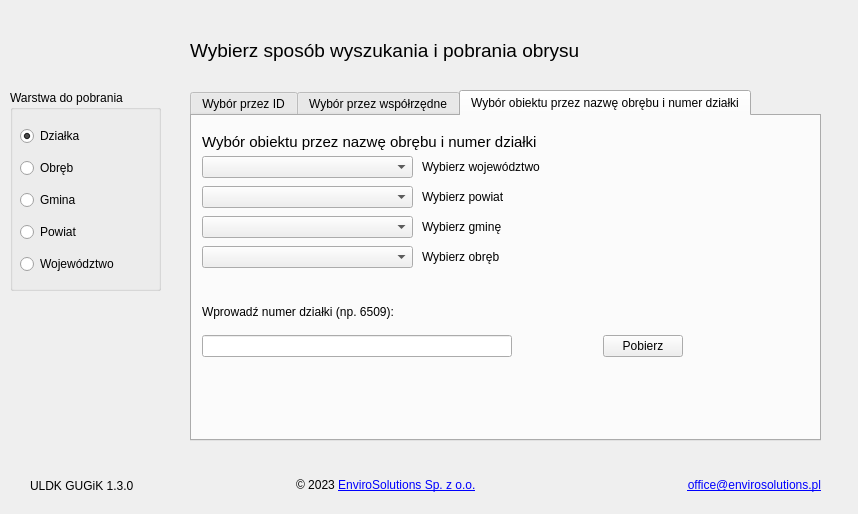
This is uldk_gugik_dialog_base.ui in envirosolutionspl/uldk_gugik as Qt 5 draws it before an edit. The edited form follows.
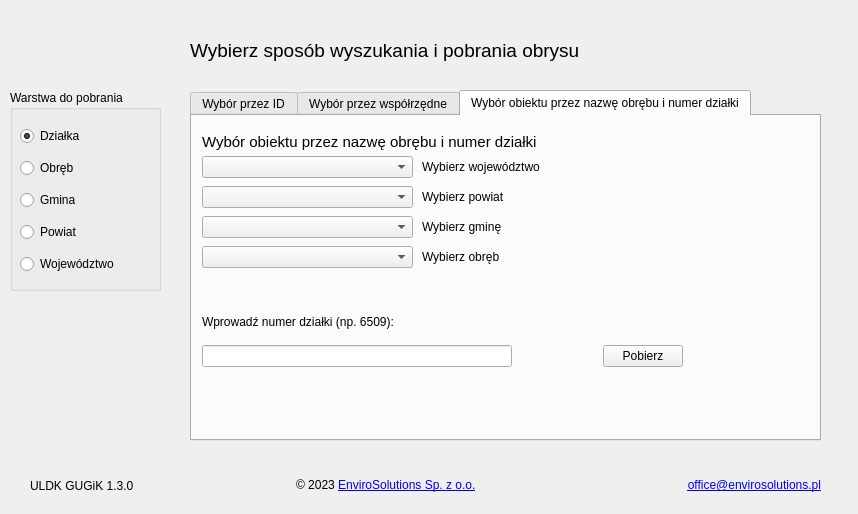
This is the edited form. Icons and pictures are not drawn. Custom widgets are drawn as their Qt base class.

What changed in the file:
```diff
--- a/uldk_gugik_dialog_base.ui
+++ b/uldk_gugik_dialog_base.ui
@@ -440,7 +440,7 @@
      <property name="geometry">
       <rect>
        <x>10</x>
-       <y>170</y>
+       <y>180</y>
        <width>421</width>
        <height>51</height>
       </rect>
@@ -569,7 +569,7 @@
      <property name="geometry">
       <rect>
        <x>10</x>
-       <y>210</y>
+       <y>220</y>
        <width>481</width>
        <height>41</height>
       </rect>
```
